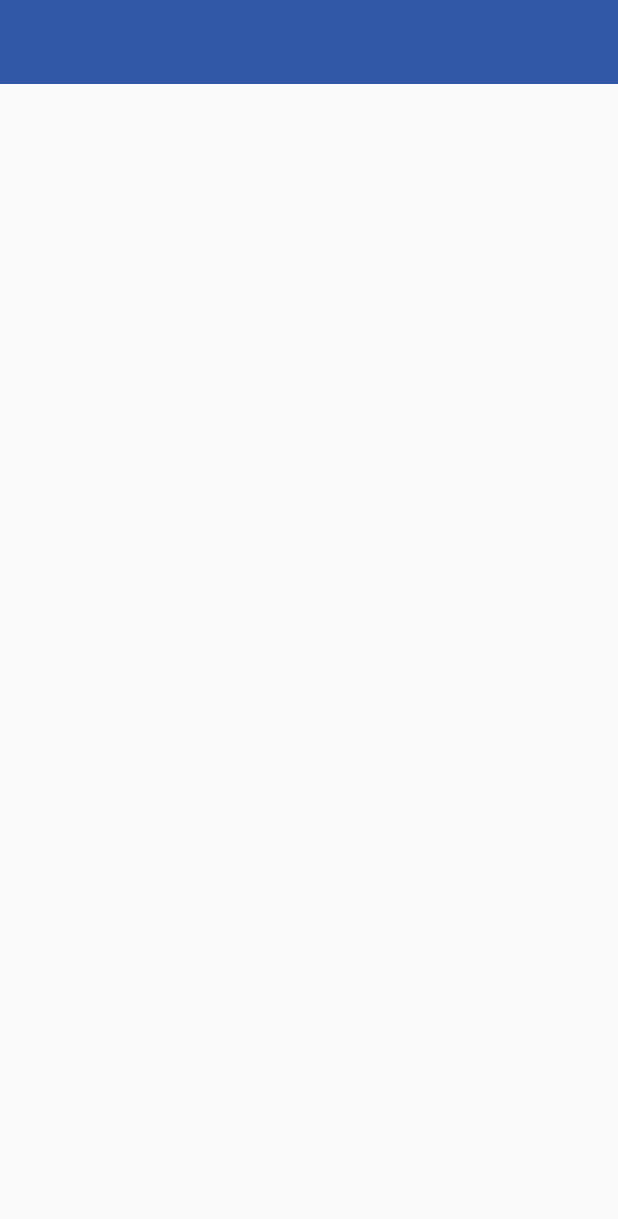
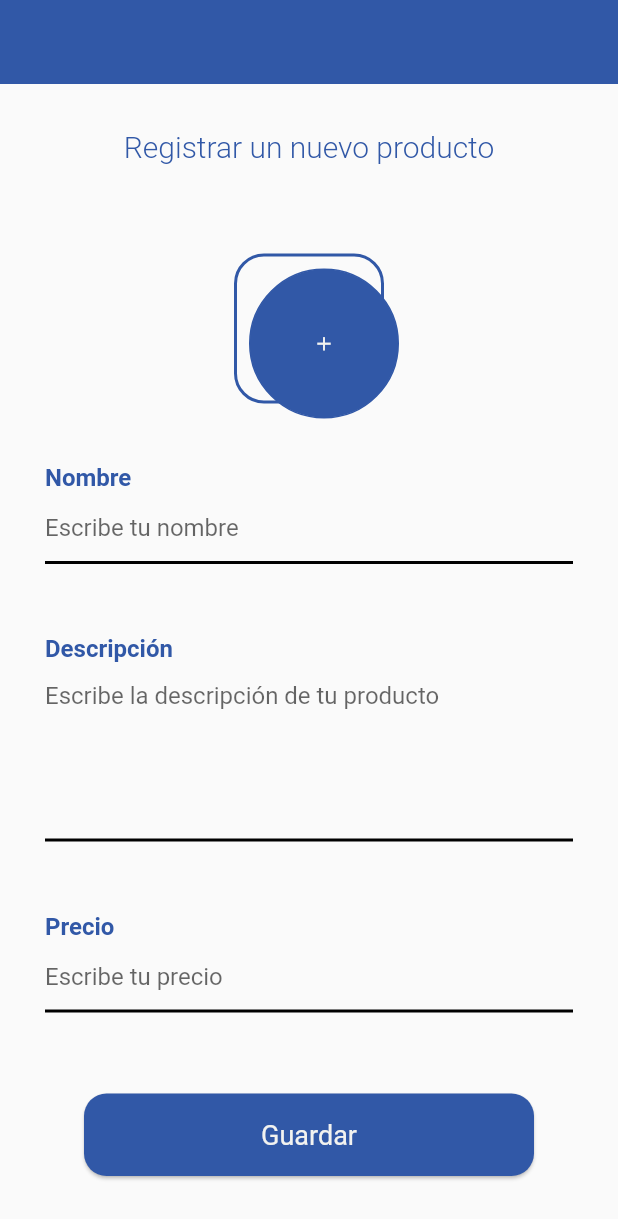
Before and after one commit to srios007/proyecto_final_factores_flutter_web, a Flutter app: the RegisterProductView screen opened by its route, on a phone screen of 412 x 824 dp. Shown: the top 1219 px of the screen. Run offline on Flutter 3.47's test engine with Material 2 defaults, Android fonts, the phone set to English and light mode, and no system bars; our stand-ins replace cloud_firestore, connectivity_plus, firebase_auth, firebase_core, firebase_messaging, firebase_storage and 4 more; missing offline and left inert: image_picker_web; accounts and stored records are empty; statements that could not run were skipped; project files that could hold a hidden picture were left out.

Commit message:
[ADD] register product

```diff
--- a/lib/app/models/product_model.dart
+++ b/lib/app/models/product_model.dart
@@ -1,10 +1,14 @@
 class Product {
+  String? id;
+  String? shopId;
   String? description;
   String? imageUrl;
   String? name;
   int? price;
 
   Product({
+    this.id,
+    this.shopId,
     this.description,
     this.imageUrl,
     this.name,
@@ -12,6 +16,8 @@ class Product {
   });
 
   Product.fromJson(Map<String, dynamic> json) {
+    id = json['id'];
+    shopId = json['shopId'];
     description = json['description'];
     imageUrl = json['image_url'];
     name = json['name'];
@@ -20,6 +26,8 @@ class Product {
 
   Map<String, dynamic> toJson() {
     final data = <String, dynamic>{};
+    data['id'] = id;
+    data['shopId'] = shopId;
     data['description'] = description;
     data['image_url'] = imageUrl;
     data['name'] = name;
--- a/lib/app/modules/login/views/login_view.dart
+++ b/lib/app/modules/login/views/login_view.dart
@@ -67,7 +67,6 @@ class LoginView extends GetView<LoginController> {
         Padding(
           padding: const EdgeInsets.symmetric(horizontal: 30),
           child: EmailInput(
-
             hintText: 'example@udistrital.app',
             textEditingController: controller.emailController,
             titleText: 'Email',
@@ -77,7 +76,6 @@ class LoginView extends GetView<LoginController> {
         Padding(
           padding: const EdgeInsets.symmetric(horizontal: 30),
           child: PasswordInput(
-
             hintText: 'Contraseña',
             showPassword: controller.visiblePassword,
             showPasswordAction: controller.showPassword,
--- a/lib/app/modules/registerProduct/controllers/register_product_controller.dart
+++ b/lib/app/modules/registerProduct/controllers/register_product_controller.dart
@@ -1,22 +1,116 @@
-import 'package:flutter/widgets.dart';
+import 'dart:math';
+import 'dart:typed_data';
+
+import 'package:flutter/material.dart';
 import 'package:get/get.dart';
+import 'package:image_picker_web/image_picker_web.dart';
+import 'package:proyecto_final_factores_flutter_web/app/models/models.dart';
+import 'package:proyecto_final_factores_flutter_web/app/routes/app_pages.dart';
+import 'package:proyecto_final_factores_flutter_web/app/services/services.dart';
+import 'package:proyecto_final_factores_flutter_web/app/widgets/widgets.dart';
 
 class RegisterProductController extends GetxController {
-  double opacity = 0;
-  RxDouble scrollPosition = 0.0.obs;
+  ScrollController scrollController = ScrollController();
+  final TextEditingController priceController = TextEditingController();
+  final TextEditingController descController = TextEditingController();
+  final TextEditingController nameController = TextEditingController();
 
-  ScrollController scrollController = ScrollController();
-  final count = 0.obs;
+  final key = GlobalKey<FormState>();
+  RxBool isLoadingPP = false.obs;
+  RxBool isLoading = false.obs;
+  RxBool isLoadingBut = false.obs;
+  Product product = Product();
+  Uint8List? bytesFromPicker;
+  late var signUpResult;
+  String selctFile = '';
+  var rng = Random();
+  late User user;
+
   @override
-  void onInit() {
-    // scrollController.addListener(scrollListener);
+  onInit() async {
+    await getData();
     super.onInit();
+  }
+
+  getData() async {
+    isLoading.value = true;
+    user = (await userService.getCurrentUser())!;
+    print(user.id);
+    isLoading.value = false;
   }
 
   scrollListener() {
     print(
       'scrollController.position.pixels: ${scrollController.position.pixels}',
     );
-    // scrollPosition.value = scrollController.position.pixels;
+  }
+
+  /// Asignar usuario al modelo
+  assignProduct(String pPicture) {
+    product.name = nameController.text;
+    product.description = descController.text;
+    product.price = int.parse(priceController.text);
+    product.imageUrl = pPicture;
+    product.shopId = user.id;
+    print(product.toJson().toString());
+  }
+
+  /// Valida si tiene o no foto para subirla
+  uploadFoto() async {
+    if (bytesFromPicker != null) {
+      final urlRutResult = await storageService.uploadFile(
+        '${user.id!}/product_files',
+        rng.nextInt(100000000).toString(),
+        bytesFromPicker!,
+      );
+      print(urlRutResult);
+
+      assignProduct(urlRutResult!);
+    } else {
+      assignProduct('');
+    }
+  }
+
+  /// Guarda el usuario en firebase
+  saveUserInFirebase() async {
+    final result = await productsService.save(product: product);
+    print('productsService ${result}');
+    if (result) {
+      Get.offAllNamed(Routes.HOME);
+    } else {
+      CustomSnackBars.showErrorSnackBar(
+        'Error al crear el producto, por favor intenta de nuevo',
+      );
+    }
+  }
+
+  /// Registra al usuario
+  register() async {
+    if (bytesFromPicker == null) {
+      CustomSnackBars.showErrorSnackBar(
+        'Por favor, sube una foto para tu producto',
+      );
+    } else if (key.currentState!.validate()) {
+      try {
+        isLoadingBut.value = true;
+        await uploadFoto();
+        await saveUserInFirebase();
+
+        isLoadingBut.value = false;
+      } catch (e) {
+        print(e.toString());
+
+        CustomSnackBars.showErrorSnackBar(
+          'Error al crear el producto, por favor intenta de nuevo',
+        );
+        isLoadingBut.value = false;
+      }
+    }
+  }
+
+  showPicker() async {
+    isLoadingPP.value = true;
+    bytesFromPicker = await ImagePickerWeb.getImageAsBytes();
+    isLoadingPP.value = false;
   }
 }
--- a/lib/app/modules/registerProduct/views/register_product_view.dart
+++ b/lib/app/modules/registerProduct/views/register_product_view.dart
@@ -1,14 +1,13 @@
 import 'package:flutter/cupertino.dart';
 import 'package:flutter/material.dart';
-
+import 'package:flutter/services.dart';
 import 'package:get/get.dart';
+import 'package:proyecto_final_factores_flutter_web/app/modules/registerProduct/controllers/register_product_controller.dart';
 import 'package:proyecto_final_factores_flutter_web/app/utils/utils.dart';
 import 'package:proyecto_final_factores_flutter_web/app/widgets/widgets.dart';
 
-import '../controllers/register_product_controller.dart';
-
 class RegisterProductView extends GetView<RegisterProductController> {
-  const RegisterProductView({Key? key}) : super(key: key);
+  const RegisterProductView({super.key});
   @override
   Widget build(BuildContext context) {
     return Scaffold(
@@ -38,14 +37,183 @@ class RegisterProductView extends GetView<RegisterProductController> {
           backgroundColor: Colors.white,
           heightFraction: 0.3,
           controller: controller.scrollController,
-          child: SingleChildScrollView(
-            physics: const ClampingScrollPhysics(),
-            child: Column(
-              children: [],
-            ),
+          child: CustomScrollView(
+            slivers: [
+              SliverFillRemaining(
+                hasScrollBody: false,
+                child: Column(
+                  children: [
+                    const SizedBox(height: 30),
+                    profilePicture(),
+                    const SizedBox(height: 30),
+                    inputsSection(),
+                    const SizedBox(height: 20),
+                    const Spacer(flex: 2),
+                    registerButton(),
+                    const SizedBox(height: 40),
+                  ],
+                ),
+              )
+            ],
           ),
         ),
       ),
     );
   }
+
+  profilePicture() {
+    return Column(
+      children: [
+        Text(
+          'Registrar un nuevo producto',
+          style: TextStyle(
+            color: Palette.mainBlue,
+            fontSize: ResponsiveWidget.isSmallScreen(Get.context!) ? 20 : 32,
+            fontWeight: ResponsiveWidget.isSmallScreen(Get.context!)
+                ? FontWeight.w300
+                : FontWeight.bold,
+          ),
+        ),
+        const SizedBox(height: 50),
+        GestureDetector(
+          onTap: () {
+            controller.showPicker();
+          },
+          child: Obx(
+            () {
+              return controller.isLoadingPP.value
+                  ? noPhoto()
+                  : controller.bytesFromPicker != null
+                      ? withPhoto()
+                      : noPhoto();
+            },
+          ),
+        ),
+      ],
+    );
+  }
+
+  /// Container cuando el usuario sube una foto
+  withPhoto() {
+    return Container(
+      width: ResponsiveWidget.isSmallScreen(Get.context!) ? 100 : 470,
+      height: ResponsiveWidget.isSmallScreen(Get.context!) ? 100 : 470,
+      decoration: BoxDecoration(
+        borderRadius: BorderRadius.circular(20),
+        border: Border.all(
+          color: Palette.mainBlue,
+          width: 2,
+        ),
+      ),
+      child: ClipRRect(
+        borderRadius: BorderRadius.circular(20),
+        child: Image.memory(
+          controller.bytesFromPicker!,
+          fit: BoxFit.cover,
+        ),
+      ),
+    );
+  }
+
+  /// Container cuando el usuario no tiene foto
+  noPhoto() {
+    return SizedBox(
+      height: ResponsiveWidget.isSmallScreen(Get.context!) ? 120 : 500,
+      width: ResponsiveWidget.isSmallScreen(Get.context!) ? 120 : 500,
+      child: Stack(
+        children: [
+          Center(
+            child: Container(
+              width: ResponsiveWidget.isSmallScreen(Get.context!) ? 100 : 470,
+              height: ResponsiveWidget.isSmallScreen(Get.context!) ? 100 : 470,
+              decoration: BoxDecoration(
+                borderRadius: BorderRadius.circular(20),
+                border: Border.all(
+                  color: Palette.mainBlue,
+                  width: 2,
+                ),
+              ),
+              child: Icon(
+                Icons.image,
+                size: ResponsiveWidget.isSmallScreen(Get.context!) ? 30 : 100,
+                color: Palette.mainBlue,
+              ),
+            ),
+          ),
+          Align(
+            alignment: Alignment.bottomRight,
+            child: Container(
+              width: ResponsiveWidget.isSmallScreen(Get.context!) ? 100 : 40,
+              height: ResponsiveWidget.isSmallScreen(Get.context!) ? 100 : 40,
+              decoration: BoxDecoration(
+                color: Palette.mainBlue,
+                shape: BoxShape.circle,
+                border: Border.all(
+                  color: Palette.mainBlue,
+                  width: 1,
+                ),
+              ),
+              child: const Icon(
+                Icons.add,
+                color: Palette.white,
+                size: 15,
+              ),
+            ),
+          ),
+        ],
+      ),
+    );
+  }
+
+  /// Capos de textt (correo y contraseña)
+  inputsSection() {
+    return Form(
+      key: controller.key,
+      child: Column(
+        children: [
+          NormalInput(
+            titleText: 'Nombre',
+            hintText: 'Escribe tu nombre',
+            textEditingController: controller.nameController,
+          ),
+          const SizedBox(height: 25),
+          NormalInput(
+            titleText: 'Descripción',
+            hintText: 'Escribe la descripción de tu producto',
+            textEditingController: controller.descController,
+            maxLines: 5,
+          ),
+          const SizedBox(height: 25),
+          NormalInput(
+            titleText: 'Precio',
+            hintText: 'Escribe tu precio',
+            textEditingController: controller.priceController,
+            keyboardType: TextInputType.number,
+            inputFormatters: [
+              FilteringTextInputFormatter.allow(
+                  RegExp(r'[0-9]+[,.]{0,1}[0-9]*')),
+              TextInputFormatter.withFunction(
+                (oldValue, newValue) => newValue.copyWith(
+                  text: newValue.text.replaceAll('.', ','),
+                ),
+              ),
+            ],
+          ),
+        ],
+      ),
+    );
+  }
+
+  /// Botón que inicia sesión
+  registerButton() {
+    return Align(
+      alignment: Alignment.bottomCenter,
+      child: CustomButton(
+        width: 300,
+        isLoading: controller.isLoadingBut,
+        onPressed: controller.register,
+        buttonText: 'Guardar',
+      ),
+    );
+  }
 }
--- a/lib/app/widgets/inputs/normal_input.dart
+++ b/lib/app/widgets/inputs/normal_input.dart
@@ -21,6 +21,7 @@ class NormalInput extends StatelessWidget {
     this.keyboardType,
     this.textCapitalization,
     this.inputFormatters,
+    this.maxLines,
   });
 
   String hintText;
@@ -37,6 +38,7 @@ class NormalInput extends StatelessWidget {
   TextCapitalization? textCapitalization;
   List<TextInputFormatter>? inputFormatters;
   String titleText;
+  int? maxLines;
 
   @override
   Widget build(BuildContext context) {
@@ -60,6 +62,7 @@ class NormalInput extends StatelessWidget {
             child: TextFormField(
               textCapitalization: textCapitalization ?? TextCapitalization.none,
               inputFormatters: inputFormatters ?? [],
+              maxLines: maxLines ?? 1,
               decoration: InputDecoration(
                 helperText: helperText,
                 hintText: hintText,
@@ -68,6 +71,7 @@ class NormalInput extends StatelessWidget {
                 focusedBorder: styles.borderTextField,
                 errorBorder: styles.borderTextField,
                 focusedErrorBorder: styles.borderTextField,
+
               ),
               controller: textEditingController,
               validator: validator ??
--- a/lib/app/widgets/top_bar_contents.dart
+++ b/lib/app/widgets/top_bar_contents.dart
@@ -33,7 +33,7 @@ class _TopBarContentsState extends State<TopBarContents> {
             crossAxisAlignment: CrossAxisAlignment.center,
             children: [
               GestureDetector(
-                onTap: () => Get.toNamed(Routes.HOME),
+                onTap: () => Get.offAllNamed(Routes.HOME),
                 child: Image.asset(
                   'assets/images/main_logo.png',
                   height: 45,
@@ -52,7 +52,7 @@ class _TopBarContentsState extends State<TopBarContents> {
                               : _isHovering[0] = false;
                         });
                       },
-                      onTap: () => Get.toNamed(Routes.REGISTER_PRODUCT),
+                      onTap: () => Get.offAllNamed(Routes.REGISTER_PRODUCT),
                       child: Column(
                         mainAxisSize: MainAxisSize.min,
                         children: [
```
Also changed, not shown: lib/app/modules/home/controllers/home_controller.dart (+17 -5 lines), lib/app/services/firebase_services/database_service.dart (+14 -0 lines), lib/app/services/model_services/products_service.dart (+25 -0 lines).
